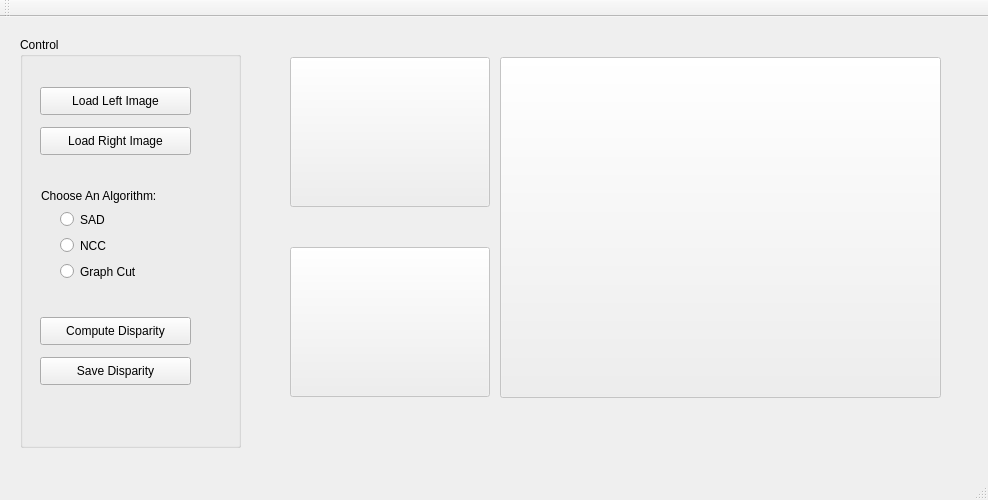
The window that StereoQt/stereoqt.ui (gonglixue/stereo) describes before a commit, drawn with Qt 5.
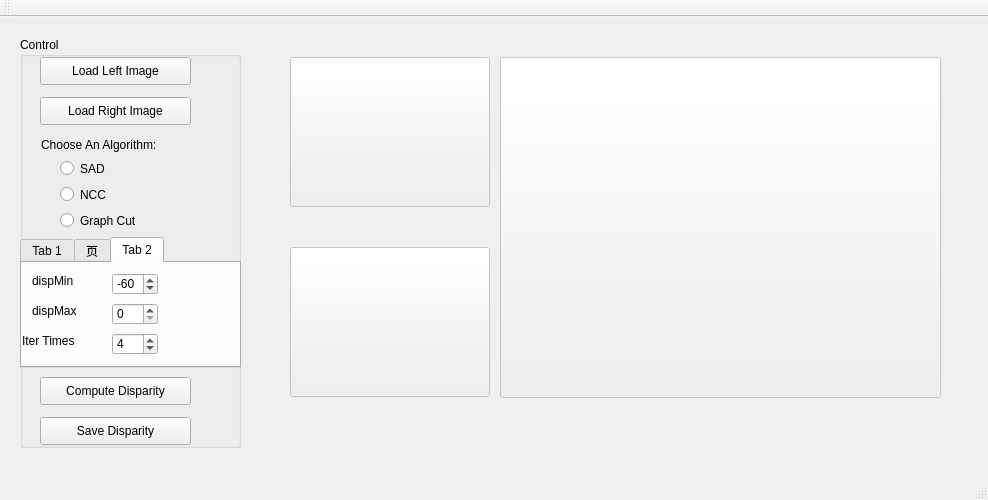
The same window after the commit.

```diff
--- a/StereoQt/stereoqt.ui
+++ b/StereoQt/stereoqt.ui
@@ -30,7 +30,7 @@
      <property name="geometry">
       <rect>
        <x>20</x>
-       <y>50</y>
+       <y>20</y>
        <width>151</width>
        <height>28</height>
       </rect>
@@ -43,7 +43,7 @@
      <property name="geometry">
       <rect>
        <x>20</x>
-       <y>90</y>
+       <y>60</y>
        <width>151</width>
        <height>28</height>
       </rect>
@@ -56,7 +56,7 @@
      <property name="geometry">
       <rect>
        <x>40</x>
-       <y>173</y>
+       <y>122</y>
        <width>51</width>
        <height>19</height>
       </rect>
@@ -69,7 +69,7 @@
      <property name="geometry">
       <rect>
        <x>40</x>
-       <y>199</y>
+       <y>148</y>
        <width>51</width>
        <height>19</height>
       </rect>
@@ -82,7 +82,7 @@
      <property name="geometry">
       <rect>
        <x>40</x>
-       <y>225</y>
+       <y>174</y>
        <width>99</width>
        <height>19</height>
       </rect>
@@ -95,7 +95,7 @@
      <property name="geometry">
       <rect>
        <x>20</x>
-       <y>280</y>
+       <y>340</y>
        <width>151</width>
        <height>28</height>
       </rect>
@@ -108,7 +108,7 @@
      <property name="geometry">
       <rect>
        <x>20</x>
-       <y>320</y>
+       <y>380</y>
        <width>151</width>
        <height>28</height>
       </rect>
@@ -121,7 +121,7 @@
      <property name="geometry">
       <rect>
        <x>21</x>
-       <y>151</y>
+       <y>100</y>
        <width>171</width>
        <height>16</height>
       </rect>
@@ -130,6 +130,124 @@
       <string>Choose An Algorithm:</string>
      </property>
     </widget>
+    <widget class="QTabWidget" name="tabWidget">
+     <property name="geometry">
+      <rect>
+       <x>0</x>
+       <y>200</y>
+       <width>221</width>
+       <height>131</height>
+      </rect>
+     </property>
+     <property name="currentIndex">
+      <number>2</number>
+     </property>
+     <widget class="QWidget" name="sadTab">
+      <property name="toolTip">
+       <string>&lt;html&gt;&lt;head/&gt;&lt;body&gt;&lt;p&gt;SAD 参数&lt;/p&gt;&lt;/body&gt;&lt;/html&gt;</string>
+      </property>
+      <attribute name="title">
+       <string>Tab 1</string>
+      </attribute>
+     </widget>
+     <widget class="QWidget" name="nccTab">
+      <attribute name="title">
+       <string>页</string>
+      </attribute>
+     </widget>
+     <widget class="QWidget" name="gcTab">
+      <attribute name="title">
+       <string>Tab 2</string>
+      </attribute>
+      <widget class="QSpinBox" name="dispMinSpinBox">
+       <property name="geometry">
+        <rect>
+         <x>90</x>
+         <y>10</y>
+         <width>46</width>
+         <height>22</height>
+        </rect>
+       </property>
+       <property name="minimum">
+        <number>-80</number>
+       </property>
+       <property name="maximum">
+        <number>0</number>
+       </property>
+       <property name="value">
+        <number>-60</number>
+       </property>
+      </widget>
+      <widget class="QSpinBox" name="dispMaxSpinBox">
+       <property name="geometry">
+        <rect>
+         <x>90</x>
+         <y>40</y>
+         <width>46</width>
+         <height>22</height>
+        </rect>
+       </property>
+      </widget>
+      <widget class="QSpinBox" name="iterSpinBox">
+       <property name="geometry">
+        <rect>
+         <x>90</x>
+         <y>70</y>
+         <width>46</width>
+         <height>22</height>
+        </rect>
+       </property>
+       <property name="minimum">
+        <number>3</number>
+       </property>
+       <property name="maximum">
+        <number>10</number>
+       </property>
+       <property name="value">
+        <number>4</number>
+       </property>
+      </widget>
+      <widget class="QLabel" name="label">
+       <property name="geometry">
+        <rect>
+         <x>10</x>
+         <y>10</y>
+         <width>72</width>
+         <height>15</height>
+        </rect>
+       </property>
+       <property name="text">
+        <string>dispMin</string>
+       </property>
+      </widget>
+      <widget class="QLabel" name="label_2">
+       <property name="geometry">
+        <rect>
+         <x>10</x>
+         <y>40</y>
+         <width>72</width>
+         <height>15</height>
+        </rect>
+       </property>
+       <property name="text">
+        <string>dispMax</string>
+       </property>
+      </widget>
+      <widget class="QLabel" name="label_3">
+       <property name="geometry">
+        <rect>
+         <x>0</x>
+         <y>70</y>
+         <width>81</width>
+         <height>16</height>
+        </rect>
+       </property>
+       <property name="text">
+        <string>Iter Times</string>
+       </property>
+      </widget>
+     </widget>
+    </widget>
    </widget>
    <widget class="QWidget" name="imgWidget" native="true">
     <property name="geometry">
```
